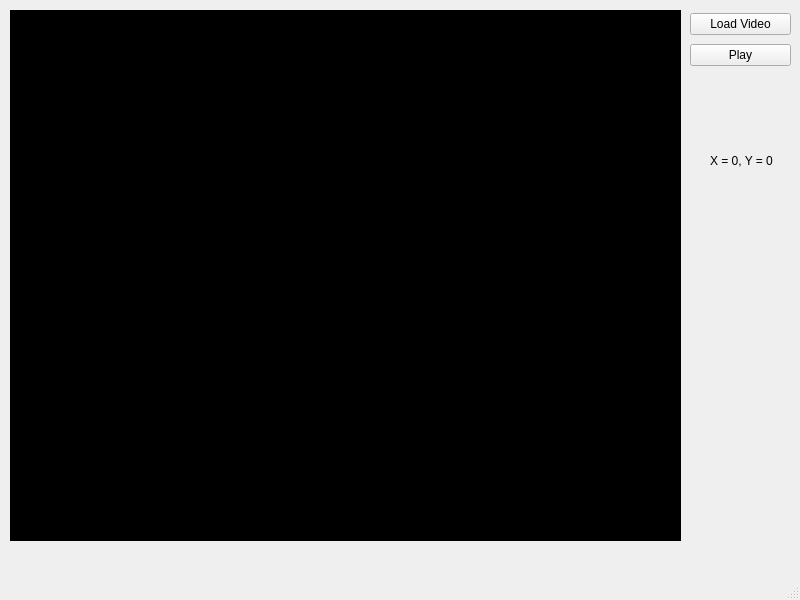
Old version of the form ui/imagewindow.ui in the repository ureadulose/CV-CS-graduateWork.
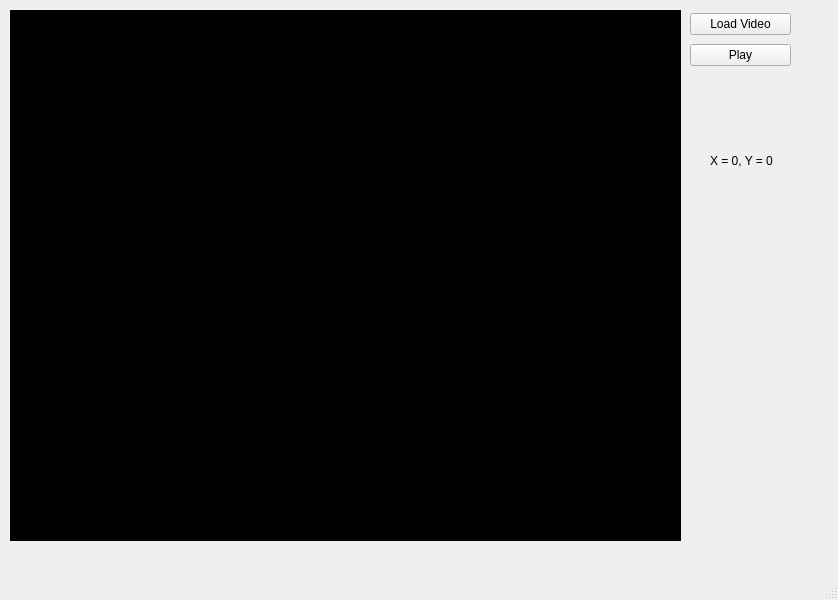
New version of the form. Custom widgets are drawn as their Qt base class.

Commit message: now displaying points are arrows (or filled circles, see parameter of Draw() method in DataPoint class). Also disabled debug window with optflow visualization (PointsTracker) and some little things

The edit to the form file:
```diff
--- a/ui/imagewindow.ui
+++ b/ui/imagewindow.ui
@@ -6,7 +6,7 @@
    <rect>
     <x>0</x>
     <y>0</y>
-    <width>800</width>
+    <width>838</width>
     <height>600</height>
    </rect>
   </property>
@@ -64,7 +64,7 @@
      <rect>
       <x>710</x>
       <y>150</y>
-      <width>71</width>
+      <width>111</width>
       <height>21</height>
      </rect>
     </property>
```
Left out of the diff: 2 changed lines with no effect on the pictures. The commit also changes 7 other files.
